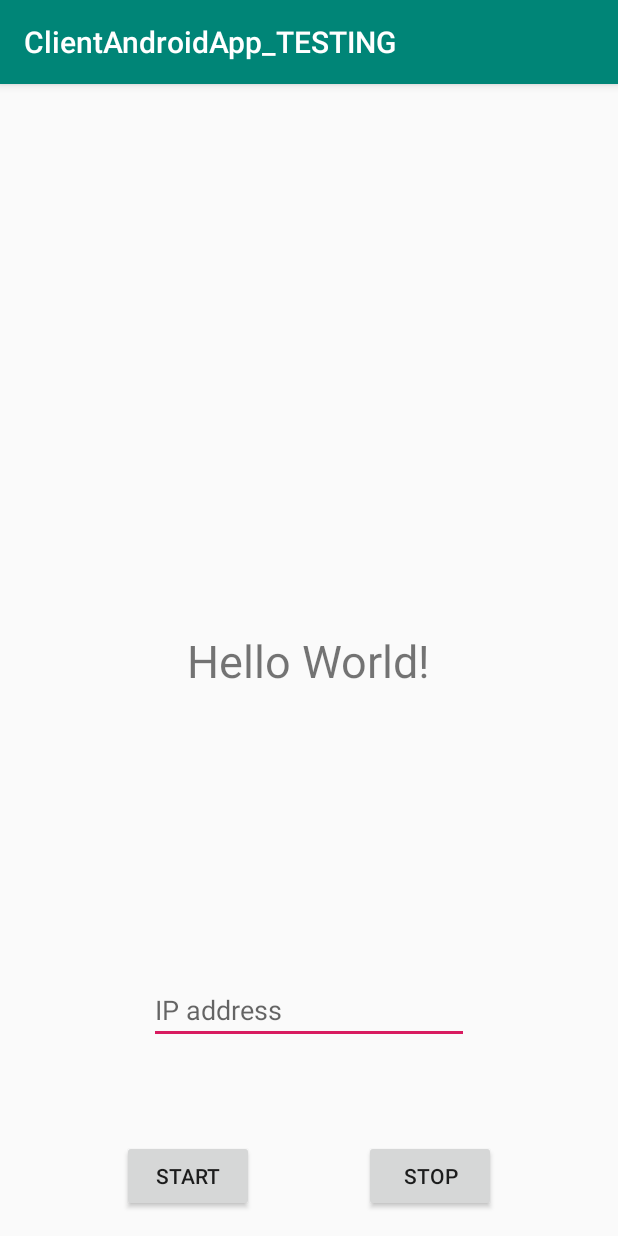
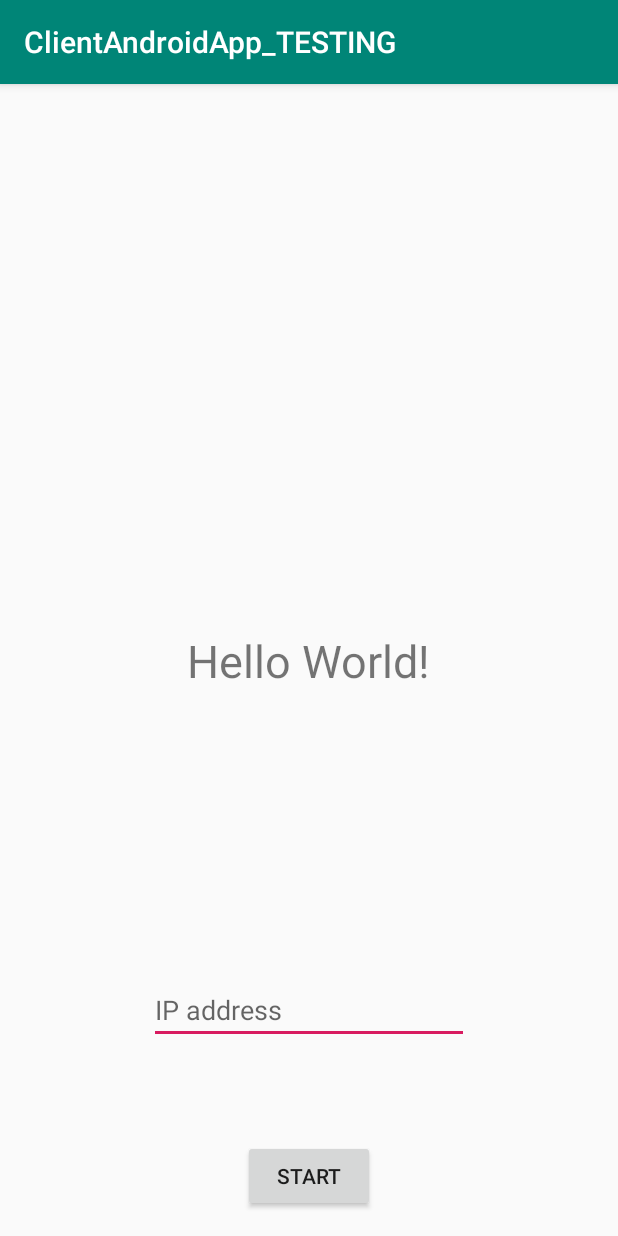
Before and after one commit to ka5p3rr/G52GRP_Atos_IoT_Project_Group27, an Android app: the screen it shows after launch (MainActivity), on a phone screen of 412 x 824 dp. Run offline under Robolectric (Android 15) with nearby library versions, the phone set to English and light mode, and no system bars.

```diff
--- a/ClientAndroidApp_TESTING/app/src/main/res/layout/activity_main.xml
+++ b/ClientAndroidApp_TESTING/app/src/main/res/layout/activity_main.xml
@@ -38,26 +38,13 @@
         android:layout_height="wrap_content"
         android:layout_marginStart="8dp"
         android:layout_marginLeft="8dp"
+        android:layout_marginEnd="8dp"
+        android:layout_marginRight="8dp"
         android:layout_marginBottom="16dp"
         android:onClick="start"
         android:text="start"
         app:layout_constraintBottom_toBottomOf="parent"
-        app:layout_constraintEnd_toStartOf="@+id/stopButton"
-        app:layout_constraintHorizontal_bias="0.5"
+        app:layout_constraintEnd_toEndOf="parent"
         app:layout_constraintStart_toStartOf="parent" />
 
-    <Button
-        android:id="@+id/stopButton"
-        android:layout_width="wrap_content"
-        android:layout_height="wrap_content"
-        android:layout_marginEnd="8dp"
-        android:layout_marginRight="8dp"
-        android:layout_marginBottom="16dp"
-        android:onClick="stop"
-        android:text="stop"
-        app:layout_constraintBottom_toBottomOf="parent"
-        app:layout_constraintEnd_toEndOf="parent"
-        app:layout_constraintHorizontal_bias="0.5"
-        app:layout_constraintStart_toEndOf="@+id/startButton" />
-
 </android.support.constraint.ConstraintLayout>
```
Also changed, not shown: ClientAndroidApp_TESTING/app/src/main/java/uk/ac/nottingham/clientandroidapp_testing/Client.java (deleted, +0 -113 lines), ClientAndroidApp_TESTING/app/src/main/java/uk/ac/nottingham/clientandroidapp_testing/MainActivity.java (+120 -32 lines), 2 other files.
